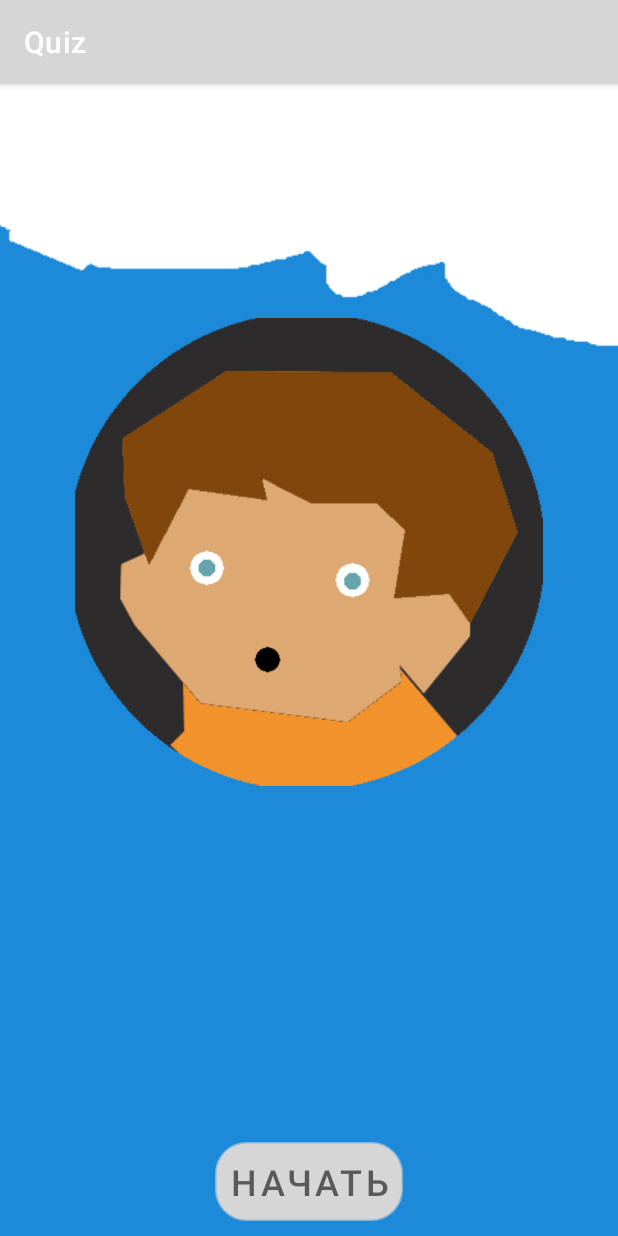
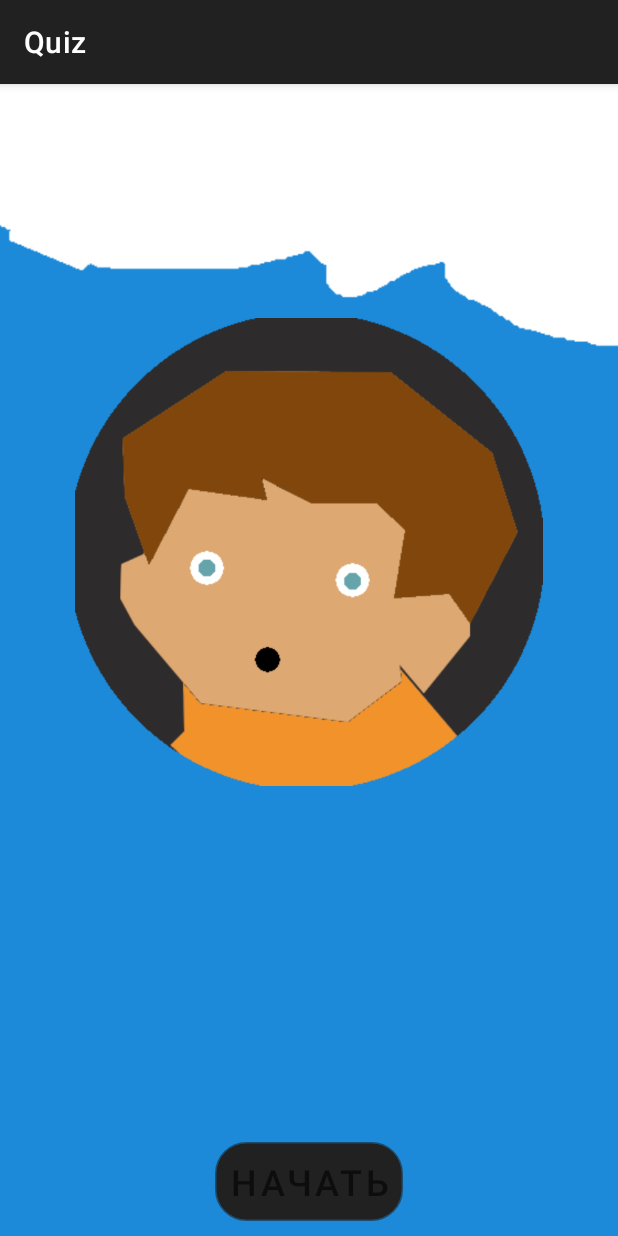
Before and after one commit to MaksymKostiuk/Quiz, an Android app: the screen it shows after launch (MainActivity), on a phone screen of 412 x 824 dp. Run offline under Robolectric (Android 15) with nearby library versions, the phone set to English and light mode, and no system bars.

Commit message:
Removed items in themes.xml

```diff
--- a/app/src/main/res/values-night/themes.xml
+++ b/app/src/main/res/values-night/themes.xml
@@ -1,15 +1,6 @@
 <resources xmlns:tools="http://schemas.android.com/tools">
     <!-- Base application theme. -->
     <style name="Theme.Quiz" parent="Theme.MaterialComponents.DayNight.DarkActionBar">
-        <!-- Primary brand color. -->
-        <item name="colorPrimary">@color/purple_200</item>
-        <item name="colorPrimaryVariant">@color/purple_700</item>
-        <item name="colorOnPrimary">@color/black</item>
-        <!-- Secondary brand color. -->
-        <item name="colorSecondary">@color/teal_200</item>
-        <item name="colorSecondaryVariant">@color/teal_200</item>
-        <item name="colorOnSecondary">@color/black</item>
-        <!-- Status bar color. -->
         <item name="android:statusBarColor" tools:targetApi="l">?attr/colorPrimaryVariant</item>
         <!-- Customize your theme here. -->
     </style>
--- a/app/src/main/res/values/themes.xml
+++ b/app/src/main/res/values/themes.xml
@@ -2,14 +2,7 @@
     <!-- Base application theme. -->
     <style name="Theme.Quiz" parent="Theme.MaterialComponents.DayNight.DarkActionBar">
         <!-- Primary brand color. -->
-        <item name="colorPrimary">@color/purple_500</item>
-        <item name="colorPrimaryVariant">@color/purple_700</item>
         <item name="colorOnPrimary">@color/white</item>
-        <!-- Secondary brand color. -->
-        <item name="colorSecondary">@color/teal_200</item>
-        <item name="colorSecondaryVariant">@color/teal_700</item>
-        <item name="colorOnSecondary">@color/black</item>
-        <!-- Status bar color. -->
         <item name="android:statusBarColor" tools:targetApi="l">?attr/colorPrimaryVariant</item>
         <!-- Customize your theme here. -->
     </style>
```
